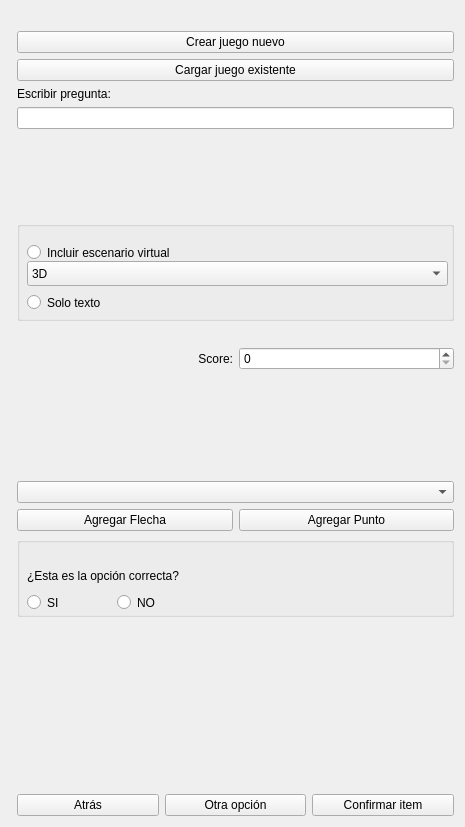
cmosquer/MyMITKProjects, file Plugins/my.awesomeproject.gameplugin/src/internal/GameControls.ui: the form before one commit.
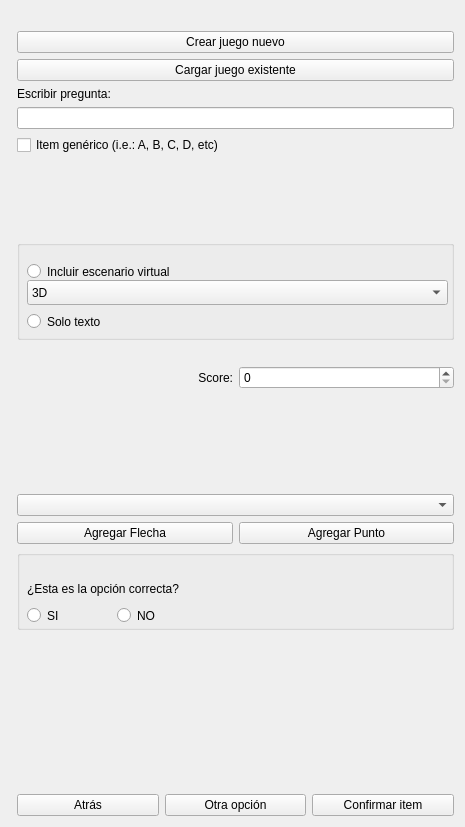
The form after the commit.

Commit message: updates en game creator. se cambian los metodos agregando 'mode' para poder usar el boton atras

Patch:
```diff
--- a/Plugins/my.awesomeproject.gameplugin/src/internal/GameControls.ui
+++ b/Plugins/my.awesomeproject.gameplugin/src/internal/GameControls.ui
@@ -55,20 +55,20 @@
      </property>
     </widget>
    </item>
-   <item row="7" column="1">
-    <spacer name="verticalSpacer_2">
-     <property name="orientation">
-      <enum>Qt::Vertical</enum>
-     </property>
-     <property name="sizeHint" stdset="0">
-      <size>
-       <width>20</width>
-       <height>40</height>
-      </size>
-     </property>
-    </spacer>
-   </item>
    <item row="8" column="1">
+    <spacer name="verticalSpacer_2">
+     <property name="orientation">
+      <enum>Qt::Vertical</enum>
+     </property>
+     <property name="sizeHint" stdset="0">
+      <size>
+       <width>20</width>
+       <height>40</height>
+      </size>
+     </property>
+    </spacer>
+   </item>
+   <item row="9" column="1">
     <widget class="QGroupBox" name="groupBoxEscenario">
      <property name="minimumSize">
       <size>
@@ -143,14 +143,14 @@
      </widget>
     </widget>
    </item>
-   <item row="9" column="1">
-    <widget class="QLabel" name="indicacion2">
-     <property name="text">
-      <string/>
-     </property>
-    </widget>
-   </item>
    <item row="10" column="1">
+    <widget class="QLabel" name="indicacion2">
+     <property name="text">
+      <string/>
+     </property>
+    </widget>
+   </item>
+   <item row="11" column="1">
     <layout class="QHBoxLayout" name="horizontalLayout">
      <property name="topMargin">
       <number>0</number>
@@ -184,30 +184,30 @@
      </item>
     </layout>
    </item>
-   <item row="12" column="1">
-    <spacer name="verticalSpacer_3">
-     <property name="orientation">
-      <enum>Qt::Vertical</enum>
-     </property>
-     <property name="sizeHint" stdset="0">
-      <size>
-       <width>20</width>
-       <height>40</height>
-      </size>
-     </property>
-    </spacer>
-   </item>
    <item row="13" column="1">
-    <widget class="QLabel" name="teItem">
-     <property name="text">
-      <string/>
+    <spacer name="verticalSpacer_3">
+     <property name="orientation">
+      <enum>Qt::Vertical</enum>
      </property>
-    </widget>
+     <property name="sizeHint" stdset="0">
+      <size>
+       <width>20</width>
+       <height>40</height>
+      </size>
+     </property>
+    </spacer>
    </item>
    <item row="14" column="1">
-    <widget class="QComboBox" name="cbItem"/>
+    <widget class="QLabel" name="teItem">
+     <property name="text">
+      <string/>
+     </property>
+    </widget>
    </item>
    <item row="15" column="1">
+    <widget class="QComboBox" name="cbItem"/>
+   </item>
+   <item row="16" column="1">
     <layout class="QHBoxLayout" name="horizontalLayout_6">
      <property name="bottomMargin">
       <number>0</number>
@@ -234,7 +234,7 @@
      </item>
     </layout>
    </item>
-   <item row="16" column="1">
+   <item row="17" column="1">
     <widget class="QGroupBox" name="radioButtonsBox">
      <property name="minimumSize">
       <size>
@@ -286,7 +286,7 @@
      </widget>
     </widget>
    </item>
-   <item row="19" column="1">
+   <item row="20" column="1">
     <spacer name="verticalSpacer_5">
      <property name="orientation">
       <enum>Qt::Vertical</enum>
@@ -299,20 +299,20 @@
      </property>
     </spacer>
    </item>
-   <item row="22" column="1">
-    <spacer name="verticalSpacer">
-     <property name="orientation">
-      <enum>Qt::Vertical</enum>
-     </property>
-     <property name="sizeHint" stdset="0">
-      <size>
-       <width>20</width>
-       <height>40</height>
-      </size>
-     </property>
-    </spacer>
-   </item>
    <item row="23" column="1">
+    <spacer name="verticalSpacer">
+     <property name="orientation">
+      <enum>Qt::Vertical</enum>
+     </property>
+     <property name="sizeHint" stdset="0">
+      <size>
+       <width>20</width>
+       <height>40</height>
+      </size>
+     </property>
+    </spacer>
+   </item>
+   <item row="24" column="1">
     <layout class="QHBoxLayout" name="horizontalLayout_8">
      <property name="bottomMargin">
       <number>0</number>
@@ -349,6 +349,13 @@
      </item>
     </layout>
    </item>
+   <item row="7" column="1">
+    <widget class="QCheckBox" name="cbGenerico">
+     <property name="text">
+      <string>Item genérico (i.e.: A, B, C, D, etc)</string>
+     </property>
+    </widget>
+   </item>
   </layout>
  </widget>
  <layoutdefault spacing="6" margin="11"/>
```
The commit also changes 4 other files.
